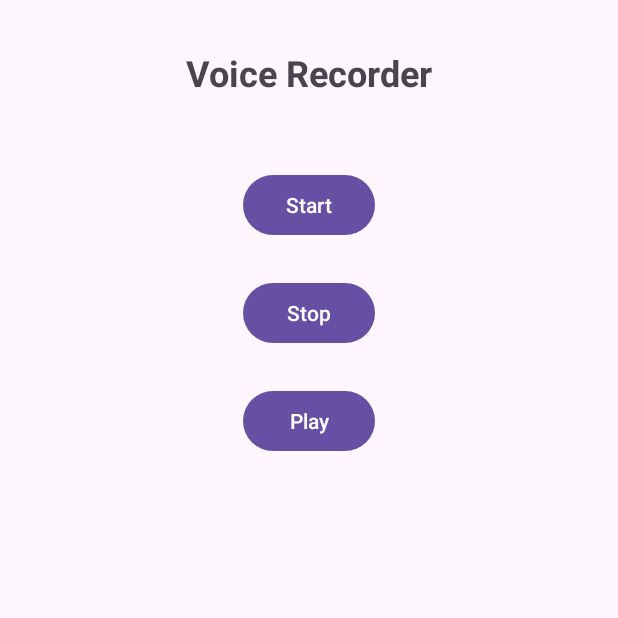
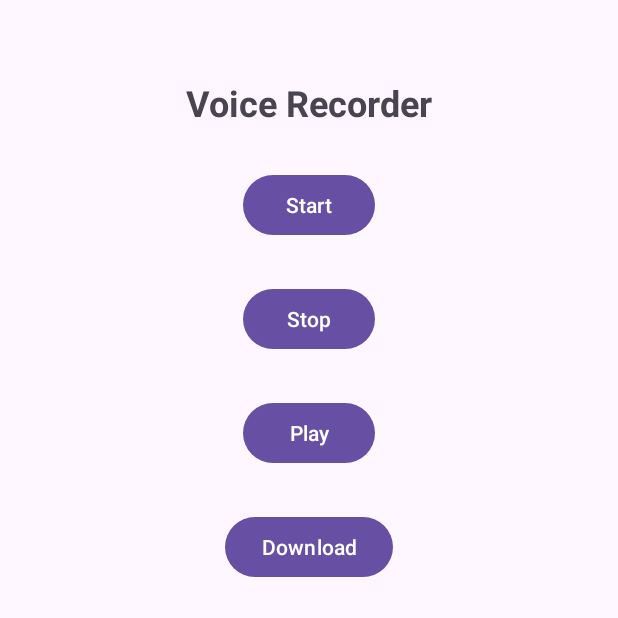
Before and after one commit to HSU-shimpyo/ShimPyo-Android, an Android app: the screen it shows after launch (MainActivity), after a tap on "Start", on a phone screen of 412 x 824 dp, the top half of it. Run offline under Robolectric (Android 15) with nearby library versions, the phone set to English and light mode, and no system bars.

Commit message:
:sparkles: FEAT. 음성 녹음을 다운 받을 수 있도록 추가

```diff
--- a/app/src/main/java/com/example/shimpyoo/MainActivity.kt
+++ b/app/src/main/java/com/example/shimpyoo/MainActivity.kt
@@ -1,10 +1,12 @@
 package com.example.shimpyoo
 
+import android.content.ContentValues
 import android.content.pm.PackageManager
 import android.media.MediaPlayer
 import android.media.MediaRecorder
 import android.os.Bundle
 import android.os.Environment
+import android.provider.MediaStore
 import android.util.Log
 import android.widget.Button
 import android.widget.Toast
@@ -12,6 +14,7 @@ import androidx.appcompat.app.AppCompatActivity
 import androidx.core.app.ActivityCompat
 import androidx.core.content.ContextCompat
 import java.io.File
+import java.io.FileOutputStream
 
 class MainActivity : AppCompatActivity() {
     // 녹음 파일의 저장 경로를 나타내는 변수
@@ -35,7 +38,7 @@ class MainActivity : AppCompatActivity() {
         // output 파일 경로 초기화
         // 기기의 Music 디렉토리에 녹음 파일을 저장
         val musicDir = getExternalFilesDir(Environment.DIRECTORY_MUSIC)
-        val recordingFile = File(musicDir, "recording.mp3")
+        val recordingFile = File(musicDir, "recording.wav")
         output = recordingFile.absolutePath
 
         // findViewById를 사용하여 레이아웃 파일에서
@@ -43,6 +46,7 @@ class MainActivity : AppCompatActivity() {
         val buttonStart: Button = findViewById(R.id.button_start)
         val buttonStop: Button = findViewById(R.id.button_stop)
         val buttonPlay: Button = findViewById(R.id.button_play)
+        val buttonDownload: Button = findViewById(R.id.button_download)
 
         // buttonStart의 클릭 리스너를 설정
         // 클릭 시, 오디오 녹음 및 저장소 쓰기 권한이 있는지 확인
@@ -73,6 +77,12 @@ class MainActivity : AppCompatActivity() {
         buttonPlay.setOnClickListener {
             startPlaying()
         }
+
+        // buttonDownload의 클릭 리스너를 설정
+        // 클릭 시 다운로드 메서드를 호출하여 녹음된 파일을 다운로드
+        buttonDownload.setOnClickListener {
+            downloadRecording()
+        }
     }
 
     private fun startRecording() {
@@ -82,8 +92,8 @@ class MainActivity : AppCompatActivity() {
             // 오디오 소스, 출력 포맷, 오디오 인코더, 출력 파일을 설정
             mediaRecorder = MediaRecorder().apply {
                 setAudioSource(MediaRecorder.AudioSource.MIC)
-                setOutputFormat(MediaRecorder.OutputFormat.MPEG_4)
-                setAudioEncoder(MediaRecorder.AudioEncoder.AAC)
+                setOutputFormat(MediaRecorder.OutputFormat.THREE_GPP)
+                setAudioEncoder(MediaRecorder.AudioEncoder.AMR_NB)
                 setOutputFile(output)
                 setAudioEncodingBitRate(128000)
                 setAudioSamplingRate(44100)
@@ -152,4 +162,37 @@ class MainActivity : AppCompatActivity() {
             }
         }
     }
+
+    private fun downloadRecording() {
+        val values = ContentValues().apply {
+            put(MediaStore.Audio.Media.DISPLAY_NAME, "recording.wav")
+            put(MediaStore.Audio.Media.MIME_TYPE, "audio/wav")
+            put(MediaStore.Audio.Media.RELATIVE_PATH, Environment.DIRECTORY_MUSIC + "/MyRecordings")
+            put(MediaStore.Audio.Media.IS_PENDING, true)
+        }
+
+        val resolver = contentResolver
+        val collection = MediaStore.Audio.Media.getContentUri(MediaStore.VOLUME_EXTERNAL_PRIMARY)
+        val item = resolver.insert(collection, values)
+
+        try {
+            item?.let { uri ->
+                resolver.openFileDescriptor(uri, "w", null).use { pfd ->
+                    FileOutputStream(pfd!!.fileDescriptor).use { out ->
+                        File(output).inputStream().use { input ->
+                            input.copyTo(out)
+                        }
+                    }
+                }
+                values.clear()
+                values.put(MediaStore.Audio.Media.IS_PENDING, false)
+                resolver.update(uri, values, null, null)
+                Toast.makeText(this, "다운로드 완료: $uri", Toast.LENGTH_SHORT).show()
+            }
+        } catch (e: Exception) {
+            e.printStackTrace()
+            Log.e("Download", "Download failed: ${e.message}")
+            Toast.makeText(this, "다운로드 오류 발생: ${e.message}", Toast.LENGTH_SHORT).show()
+        }
+    }
 }
--- a/app/src/main/res/layout/activity_main.xml
+++ b/app/src/main/res/layout/activity_main.xml
@@ -10,7 +10,7 @@
         android:id="@+id/textView"
         android:layout_width="wrap_content"
         android:layout_height="wrap_content"
-        android:layout_marginTop="32dp"
+        android:layout_marginTop="52dp"
         android:text="Voice Recorder"
         android:textSize="24sp"
         android:textStyle="bold"
@@ -22,33 +22,44 @@
         android:id="@+id/button_start"
         android:layout_width="wrap_content"
         android:layout_height="wrap_content"
-        android:layout_marginTop="48dp"
+        android:layout_marginTop="28dp"
         android:text="Start"
+        app:layout_constraintTop_toBottomOf="@id/textView"
         app:layout_constraintStart_toStartOf="parent"
         app:layout_constraintEnd_toEndOf="parent"
-        app:layout_constraintTop_toBottomOf="@id/textView"
         />
 
     <Button
         android:id="@+id/button_stop"
         android:layout_width="wrap_content"
         android:layout_height="wrap_content"
-        android:layout_marginTop="24dp"
+        android:layout_marginTop="28dp"
         android:text="Stop"
+        app:layout_constraintTop_toBottomOf="@id/button_start"
         app:layout_constraintStart_toStartOf="parent"
         app:layout_constraintEnd_toEndOf="parent"
-        app:layout_constraintTop_toBottomOf="@id/button_start"
         />
 
     <Button
         android:id="@+id/button_play"
         android:layout_width="wrap_content"
         android:layout_height="wrap_content"
-        android:layout_marginTop="24dp"
+        android:layout_marginTop="28dp"
         android:text="Play"
+        app:layout_constraintTop_toBottomOf="@id/button_stop"
         app:layout_constraintStart_toStartOf="parent"
         app:layout_constraintEnd_toEndOf="parent"
-        app:layout_constraintTop_toBottomOf="@id/button_stop"
+        />
+
+    <Button
+        android:id="@+id/button_download"
+        android:layout_width="wrap_content"
+        android:layout_height="wrap_content"
+        android:layout_marginTop="28dp"
+        android:text="Download"
+        app:layout_constraintTop_toBottomOf="@id/button_play"
+        app:layout_constraintStart_toStartOf="parent"
+        app:layout_constraintEnd_toEndOf="parent"
         />
 
 </androidx.constraintlayout.widget.ConstraintLayout>
```
